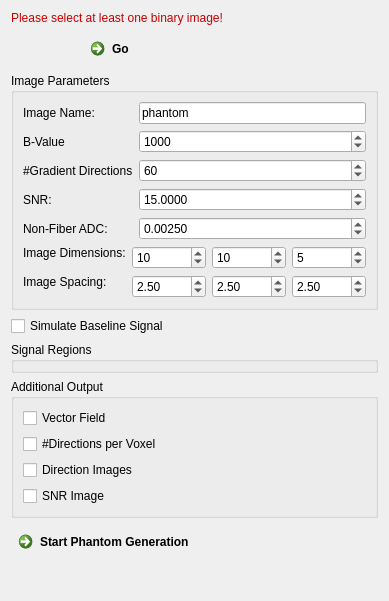
Before: the Qt Designer form Plugins/org.mitk.gui.qt.diffusionimaging/src/internal/QmitkDwiSoftwarePhantomViewControls.ui in MITK/MITK, drawn with Qt 5.
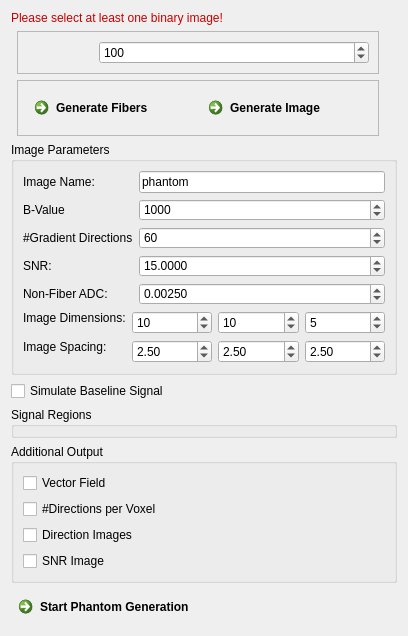
After: the same form once the commit is applied. Icons and pictures are not drawn.

Commit message: artificial tracts finished. adding tracts to dwi image filter.

```diff
--- a/Plugins/org.mitk.gui.qt.diffusionimaging/src/internal/QmitkDwiSoftwarePhantomViewControls.ui
+++ b/Plugins/org.mitk.gui.qt.diffusionimaging/src/internal/QmitkDwiSoftwarePhantomViewControls.ui
@@ -7,27 +7,24 @@
     <x>0</x>
     <y>0</y>
     <width>389</width>
-    <height>601</height>
+    <height>606</height>
    </rect>
   </property>
   <property name="windowTitle">
    <string>Form</string>
   </property>
   <layout class="QGridLayout" name="gridLayout_2">
-   <item row="4" column="2" colspan="3">
-    <widget class="QCheckBox" name="m_SimulateBaseline">
-     <property name="toolTip">
-      <string>Generate baseline signal (b0) as the l2 norm of the tensors. If not checked, the whole baseline volume is set to a default value.</string>
+   <item row="11" column="2" colspan="5">
+    <widget class="QCommandLinkButton" name="m_GeneratePhantomButton">
+     <property name="enabled">
+      <bool>true</bool>
      </property>
      <property name="text">
-      <string>Simulate Baseline Signal</string>
-     </property>
-     <property name="checked">
-      <bool>false</bool>
+      <string>Start Phantom Generation</string>
      </property>
     </widget>
    </item>
-   <item row="3" column="2" colspan="3">
+   <item row="7" column="2" colspan="5">
     <widget class="QGroupBox" name="groupBox">
      <property name="title">
       <string>Image Parameters</string>
@@ -303,24 +300,74 @@
      </layout>
     </widget>
    </item>
-   <item row="5" column="2" colspan="3">
-    <widget class="QGroupBox" name="m_SignalRegionBox">
+   <item row="10" column="2" colspan="5">
+    <widget class="QGroupBox" name="groupBox_2">
      <property name="title">
-      <string>Signal Regions</string>
+      <string>Additional Output</string>
      </property>
+     <layout class="QFormLayout" name="formLayout_2">
+      <property name="fieldGrowthPolicy">
+       <enum>QFormLayout::AllNonFixedFieldsGrow</enum>
+      </property>
+      <item row="0" column="0">
+       <widget class="QCheckBox" name="m_OutputVectorFieldBox">
+        <property name="enabled">
+         <bool>true</bool>
+        </property>
+        <property name="toolTip">
+         <string>Visualization of the used tensor directions.</string>
+        </property>
+        <property name="text">
+         <string>Vector Field</string>
+        </property>
+        <property name="checked">
+         <bool>false</bool>
+        </property>
+       </widget>
+      </item>
+      <item row="1" column="0">
+       <widget class="QCheckBox" name="m_OutputNumDirectionsBox">
+        <property name="toolTip">
+         <string>Output unsigned char image containing the number of directions per voxel.</string>
+        </property>
+        <property name="text">
+         <string>#Directions per Voxel</string>
+        </property>
+        <property name="checked">
+         <bool>false</bool>
+        </property>
+       </widget>
+      </item>
+      <item row="2" column="0">
+       <widget class="QCheckBox" name="m_OutputDirectionImagesBox">
+        <property name="toolTip">
+         <string>Output one image per signal region containing the tensor direction vecors as pixel values.</string>
+        </property>
+        <property name="text">
+         <string>Direction Images</string>
+        </property>
+        <property name="checked">
+         <bool>false</bool>
+        </property>
+       </widget>
+      </item>
+      <item row="3" column="0">
+       <widget class="QCheckBox" name="m_OutputSnrImageBox">
+        <property name="toolTip">
+         <string>Output one image per signal region containing the tensor direction vecors as pixel values.</string>
+        </property>
+        <property name="text">
+         <string>SNR Image</string>
+        </property>
+        <property name="checked">
+         <bool>false</bool>
+        </property>
+       </widget>
+      </item>
+     </layout>
     </widget>
    </item>
-   <item row="7" column="2" colspan="3">
-    <widget class="QCommandLinkButton" name="m_GeneratePhantomButton">
-     <property name="enabled">
-      <bool>true</bool>
-     </property>
-     <property name="text">
-      <string>Start Phantom Generation</string>
-     </property>
-    </widget>
-   </item>
-   <item row="8" column="2" colspan="3">
+   <item row="12" column="2" colspan="5">
     <spacer name="verticalSpacer">
      <property name="orientation">
       <enum>Qt::Vertical</enum>
@@ -333,7 +380,7 @@
      </property>
     </spacer>
    </item>
-   <item row="0" column="2" rowspan="2" colspan="3">
+   <item row="0" column="2" rowspan="2" colspan="5">
     <widget class="QLabel" name="m_Instruction">
      <property name="palette">
       <palette>
@@ -437,148 +484,151 @@
      </property>
     </widget>
    </item>
-   <item row="6" column="2" colspan="3">
-    <widget class="QGroupBox" name="groupBox_2">
+   <item row="9" column="2" colspan="5">
+    <widget class="QGroupBox" name="m_SignalRegionBox">
      <property name="title">
-      <string>Additional Output</string>
+      <string>Signal Regions</string>
      </property>
-     <layout class="QFormLayout" name="formLayout_2">
-      <property name="fieldGrowthPolicy">
-       <enum>QFormLayout::AllNonFixedFieldsGrow</enum>
-      </property>
+    </widget>
+   </item>
+   <item row="8" column="2" colspan="5">
+    <widget class="QCheckBox" name="m_SimulateBaseline">
+     <property name="toolTip">
+      <string>Generate baseline signal (b0) as the l2 norm of the tensors. If not checked, the whole baseline volume is set to a default value.</string>
+     </property>
+     <property name="text">
+      <string>Simulate Baseline Signal</string>
+     </property>
+     <property name="checked">
+      <bool>false</bool>
+     </property>
+    </widget>
+   </item>
+   <item row="3" column="3">
+    <widget class="QFrame" name="frame">
+     <property name="frameShape">
+      <enum>QFrame::StyledPanel</enum>
+     </property>
+     <property name="frameShadow">
+      <enum>QFrame::Raised</enum>
+     </property>
+     <layout class="QGridLayout" name="gridLayout_3">
       <item row="0" column="0">
-       <widget class="QCheckBox" name="m_OutputVectorFieldBox">
-        <property name="enabled">
-         <bool>true</bool>
+       <widget class="QPushButton" name="m_FiberButton">
+        <property name="maximumSize">
+         <size>
+          <width>30</width>
+          <height>30</height>
+         </size>
         </property>
         <property name="toolTip">
          <string>Visualization of the used tensor directions.</string>
         </property>
         <property name="text">
-         <string>Vector Field</string>
+         <string/>
         </property>
-        <property name="checked">
-         <bool>false</bool>
+        <property name="icon">
+         <iconset resource="../../resources/QmitkDiffusionImaging.qrc">
+          <normaloff>:/QmitkDiffusionImaging/FiberBundle.png</normaloff>:/QmitkDiffusionImaging/FiberBundle.png</iconset>
         </property>
-       </widget>
-      </item>
-      <item row="1" column="0">
-       <widget class="QCheckBox" name="m_OutputNumDirectionsBox">
-        <property name="toolTip">
-         <string>Output unsigned char image containing the number of directions per voxel.</string>
+        <property name="iconSize">
+         <size>
+          <width>32</width>
+          <height>32</height>
+         </size>
         </property>
-        <property name="text">
-         <string>#Directions per Voxel</string>
-        </property>
-        <property name="checked">
+        <property name="checkable">
          <bool>false</bool>
         </property>
+        <property name="flat">
+         <bool>true</bool>
+        </property>
        </widget>
       </item>
-      <item row="2" column="0">
-       <widget class="QCheckBox" name="m_OutputDirectionImagesBox">
+      <item row="0" column="1">
+       <widget class="QPushButton" name="m_CircleButton">
+        <property name="enabled">
+         <bool>false</bool>
+        </property>
+        <property name="maximumSize">
+         <size>
+          <width>30</width>
+          <height>30</height>
+         </size>
+        </property>
         <property name="toolTip">
          <string>Output one image per signal region containing the tensor direction vecors as pixel values.</string>
         </property>
         <property name="text">
-         <string>Direction Images</string>
+         <string/>
         </property>
-        <property name="checked">
+        <property name="icon">
+         <iconset resource="../../resources/QmitkDiffusionImaging.qrc">
+          <normaloff>:/QmitkDiffusionImaging/circle.png</normaloff>:/QmitkDiffusionImaging/circle.png</iconset>
+        </property>
+        <property name="iconSize">
+         <size>
+          <width>32</width>
+          <height>32</height>
+         </size>
+        </property>
+        <property name="checkable">
          <bool>false</bool>
         </property>
+        <property name="flat">
+         <bool>true</bool>
+        </property>
        </widget>
       </item>
-      <item row="3" column="0">
-       <widget class="QCheckBox" name="m_OutputSnrImageBox">
-        <property name="toolTip">
-         <string>Output one image per signal region containing the tensor direction vecors as pixel values.</string>
+      <item row="0" column="2">
+       <widget class="QSpinBox" name="m_FiberDensityBox">
+        <property name="minimum">
+         <number>1</number>
         </property>
-        <property name="text">
-         <string>SNR Image</string>
+        <property name="maximum">
+         <number>10000</number>
         </property>
-        <property name="checked">
-         <bool>false</bool>
+        <property name="singleStep">
+         <number>10</number>
         </property>
+        <property name="value">
+         <number>100</number>
+        </property>
        </widget>
       </item>
      </layout>
     </widget>
    </item>
-   <item row="2" column="3">
-    <widget class="QPushButton" name="m_CircleButton">
-     <property name="enabled">
-      <bool>false</bool>
+   <item row="4" column="3">
+    <widget class="QFrame" name="frame_2">
+     <property name="frameShape">
+      <enum>QFrame::StyledPanel</enum>
      </property>
-     <property name="maximumSize">
-      <size>
-       <width>30</width>
-       <height>30</height>
-      </size>
+     <property name="frameShadow">
+      <enum>QFrame::Raised</enum>
      </property>
-     <property name="toolTip">
-      <string>Draw circular ROI. Select reference fiber bundle to execute.</string>
-     </property>
-     <property name="text">
-      <string/>
-     </property>
-     <property name="icon">
-      <iconset resource="../../resources/QmitkDiffusionImaging.qrc">
-       <normaloff>:/QmitkDiffusionImaging/circle.png</normaloff>:/QmitkDiffusionImaging/circle.png</iconset>
-     </property>
-     <property name="iconSize">
-      <size>
-       <width>32</width>
-       <height>32</height>
-      </size>
-     </property>
-     <property name="checkable">
-      <bool>false</bool>
-     </property>
-     <property name="flat">
-      <bool>true</bool>
-     </property>
-    </widget>
-   </item>
-   <item row="2" column="2">
-    <widget class="QPushButton" name="m_FiberButton">
-     <property name="maximumSize">
-      <size>
-       <width>30</width>
-       <height>30</height>
-      </size>
-     </property>
-     <property name="toolTip">
-      <string>Draw circular ROI. Select reference fiber bundle to execute.</string>
-     </property>
-     <property name="text">
-      <string/>
-     </property>
-     <property name="icon">
-      <iconset resource="../../resources/QmitkDiffusionImaging.qrc">
-       <normaloff>:/QmitkDiffusionImaging/FiberBundle.png</normaloff>:/QmitkDiffusionImaging/FiberBundle.png</iconset>
-     </property>
-     <property name="iconSize">
-      <size>
-       <width>32</width>
-       <height>32</height>
-      </size>
-     </property>
-     <property name="checkable">
-      <bool>false</bool>
-     </property>
-     <property name="flat">
-      <bool>true</bool>
-     </property>
-    </widget>
-   </item>
-   <item row="2" column="4">
-    <widget class="QCommandLinkButton" name="m_GenerateFibersButton">
-     <property name="enabled">
-      <bool>true</bool>
-     </property>
-     <property name="text">
-      <string>Go</string>
-     </property>
+     <layout class="QGridLayout" name="gridLayout_4">
+      <item row="0" column="1">
+       <widget class="QCommandLinkButton" name="m_GenerateImageButton">
+        <property name="enabled">
+         <bool>true</bool>
+        </property>
+        <property name="text">
+         <string>Generate Image</string>
+        </property>
+       </widget>
+      </item>
+      <item row="0" column="0">
+       <widget class="QCommandLinkButton" name="m_GenerateFibersButton">
+        <property name="enabled">
+         <bool>true</bool>
+        </property>
+        <property name="text">
+         <string>Generate Fibers</string>
+        </property>
+       </widget>
+      </item>
+     </layout>
     </widget>
    </item>
   </layout>
```
Left out of the diff: 4 changed lines with no effect on the pictures. The commit also changes 10 other files.
